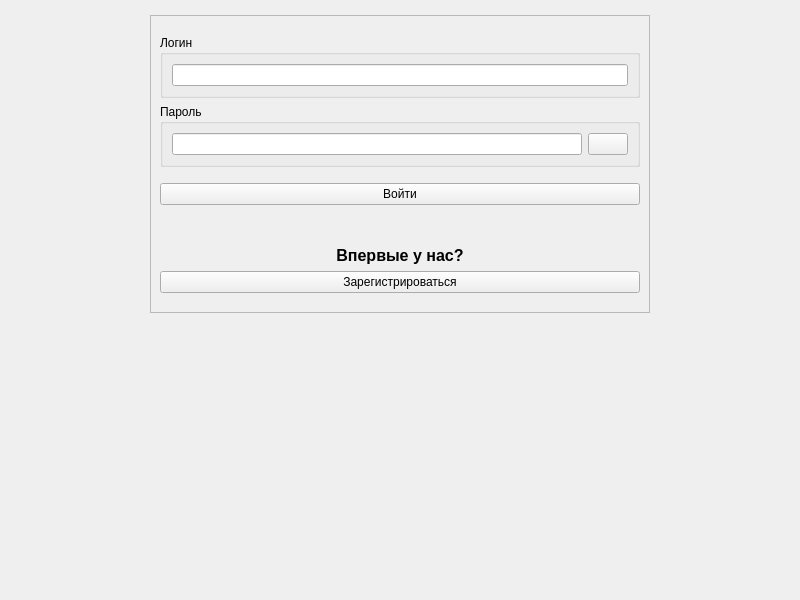
Above: client/loginpage.ui from ttema4/p2p-app before the change. Below: the same form after it.
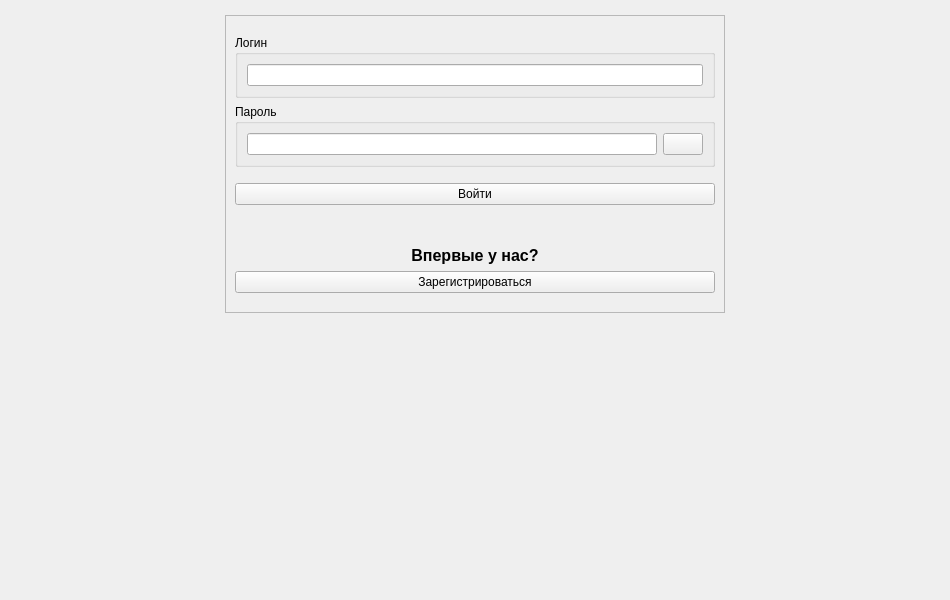
That is the form after the change.

Patch:
```diff
--- a/client/loginpage.ui
+++ b/client/loginpage.ui
@@ -6,14 +6,14 @@
    <rect>
     <x>0</x>
     <y>0</y>
-    <width>800</width>
+    <width>950</width>
     <height>600</height>
    </rect>
   </property>
   <property name="minimumSize">
    <size>
-    <width>700</width>
-    <height>500</height>
+    <width>950</width>
+    <height>600</height>
    </size>
   </property>
   <property name="windowTitle">
```
Left out of the diff: 2 changed lines with no effect on the pictures.
